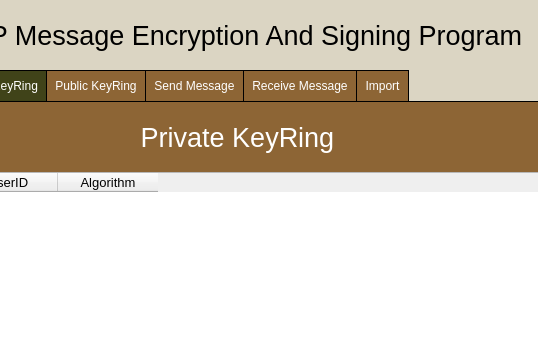
Qt form src/gui/uiFiles/mainWindow.ui (MladenZurkic/ZP-PGP-2023) before a commit; both pictures show x 154 to 692 and y 0 to 342 of the 785 by 698 pixel window.
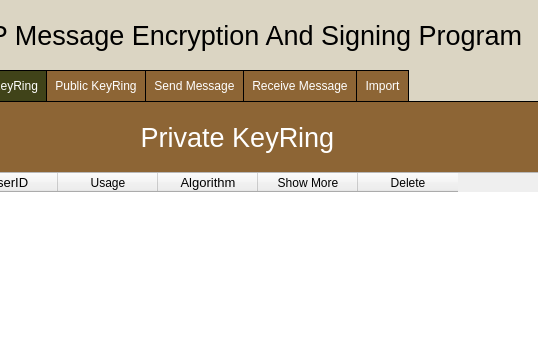
The same form after that commit. The open tabs and pages were chosen to show the change.

```diff
--- a/src/gui/uiFiles/mainWindow.ui
+++ b/src/gui/uiFiles/mainWindow.ui
@@ -522,6 +522,11 @@
         </font>
        </property>
       </column>
+      <column>
+       <property name="text">
+        <string>Usage</string>
+       </property>
+      </column>
       <column>
        <property name="text">
         <string>Algorithm</string>
@@ -533,6 +538,16 @@
         </font>
        </property>
       </column>
+      <column>
+       <property name="text">
+        <string>Show More</string>
+       </property>
+      </column>
+      <column>
+       <property name="text">
+        <string>Delete</string>
+       </property>
+      </column>
      </widget>
      <widget class="QLabel" name="privateKeyRingLabel">
       <property name="geometry">
```
Left out of the diff: 55 changed lines with no effect on the pictures.
